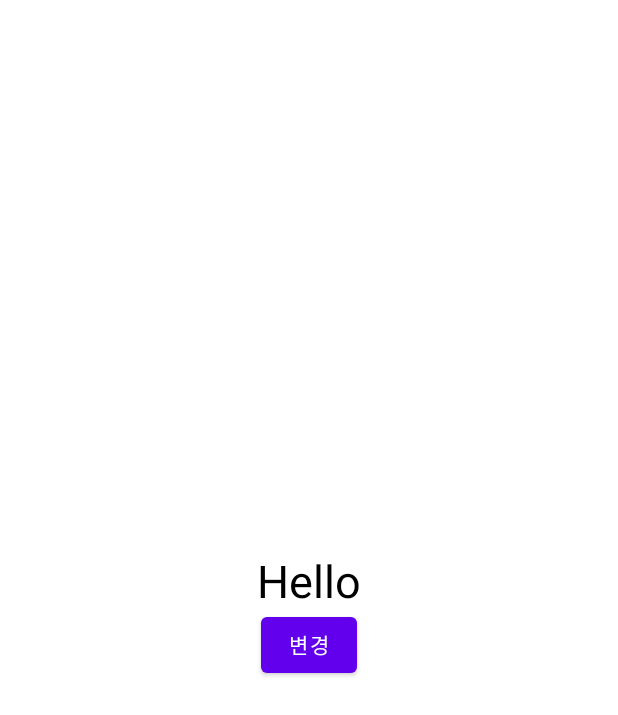
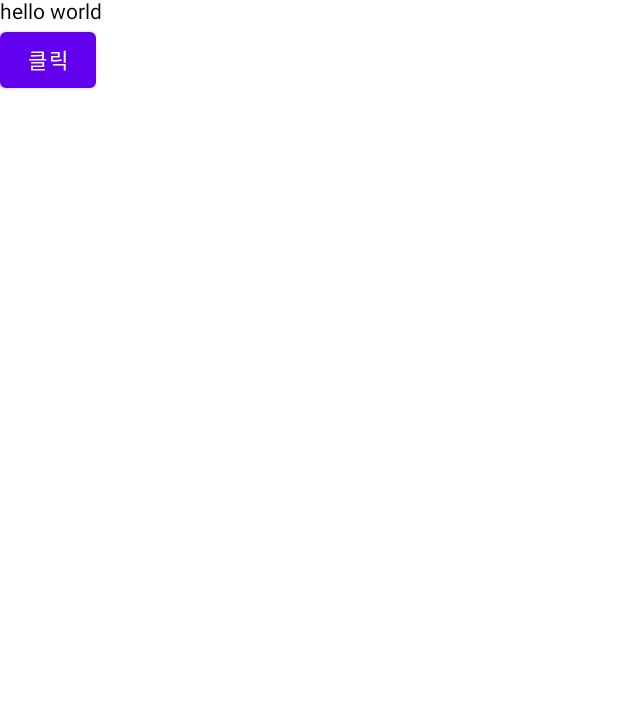
Before and after one commit to NunciosChums/JetpackCompseLearn, an Android app built with Jetpack Compose: the screen it shows after launch (MainActivity), on a phone screen of 412 x 824 dp. Shown: the top 715 px of the screen. Run offline under Robolectric (Android 15) with nearby library versions, the light colour scheme and no system bars; our stand-ins replace livedata-compose.

Commit message:
state 심화

```diff
--- a/1_basic/app/build.gradle
+++ b/1_basic/app/build.gradle
@@ -64,4 +64,7 @@ dependencies {
 
   // view model
   implementation 'androidx.lifecycle:lifecycle-viewmodel-compose:2.4.0'
+
+  // live data
+  implementation "androidx.compose.runtime:runtime-livedata:$compose_version"
 }
--- a/1_basic/app/src/main/java/kr/susemi99/basic/MainActivity.kt
+++ b/1_basic/app/src/main/java/kr/susemi99/basic/MainActivity.kt
@@ -3,46 +3,44 @@ package kr.susemi99.basic
 import android.os.Bundle
 import androidx.activity.ComponentActivity
 import androidx.activity.compose.setContent
-import androidx.activity.viewModels
-import androidx.compose.foundation.layout.Arrangement
 import androidx.compose.foundation.layout.Column
-import androidx.compose.foundation.layout.fillMaxSize
 import androidx.compose.material.Button
 import androidx.compose.material.Text
+import androidx.compose.runtime.Composable
 import androidx.compose.runtime.State
-import androidx.compose.runtime.mutableStateOf
-import androidx.compose.ui.Alignment
+import androidx.compose.runtime.livedata.observeAsState
 import androidx.compose.ui.ExperimentalComposeUiApi
-import androidx.compose.ui.Modifier
-import androidx.compose.ui.unit.sp
+import androidx.lifecycle.LiveData
+import androidx.lifecycle.MutableLiveData
 import androidx.lifecycle.ViewModel
+import androidx.lifecycle.viewmodel.compose.viewModel
 
 @ExperimentalComposeUiApi
 class MainActivity : ComponentActivity() {
-  private val viewModel by viewModels<MainViewModel>()
-
   override fun onCreate(savedInstanceState: Bundle?) {
     super.onCreate(savedInstanceState)
     setContent {
-      Column(
-        Modifier.fillMaxSize(),
-        verticalArrangement = Arrangement.Center,
-        horizontalAlignment = Alignment.CenterHorizontally
-      ) {
-        Text(viewModel.data.value, fontSize = 30.sp)
-        Button(onClick = { viewModel.changeValue() }) {
-          Text("변경")
-        }
-      }
+      HomeScreen()
+    }
+  }
+}
+
+@Composable
+fun HomeScreen(viewModel: MainViewModel = viewModel()) {
+  val text3: State<String> = viewModel.data.observeAsState("hello world")
+  Column() {
+    Text(text3.value)
+    Button(onClick = { viewModel.changeValue(System.currentTimeMillis().toString()) }) {
+      Text("클릭")
     }
   }
 }
 
 class MainViewModel : ViewModel() {
-  private val _data = mutableStateOf("Hello")
-  val data: State<String> = _data
+  private val _data = MutableLiveData<String>()
+  val data: LiveData<String> = _data
 
-  fun changeValue() {
-    _data.value = "World"
+  fun changeValue(value: String) {
+    _data.value = value
   }
 }
```
